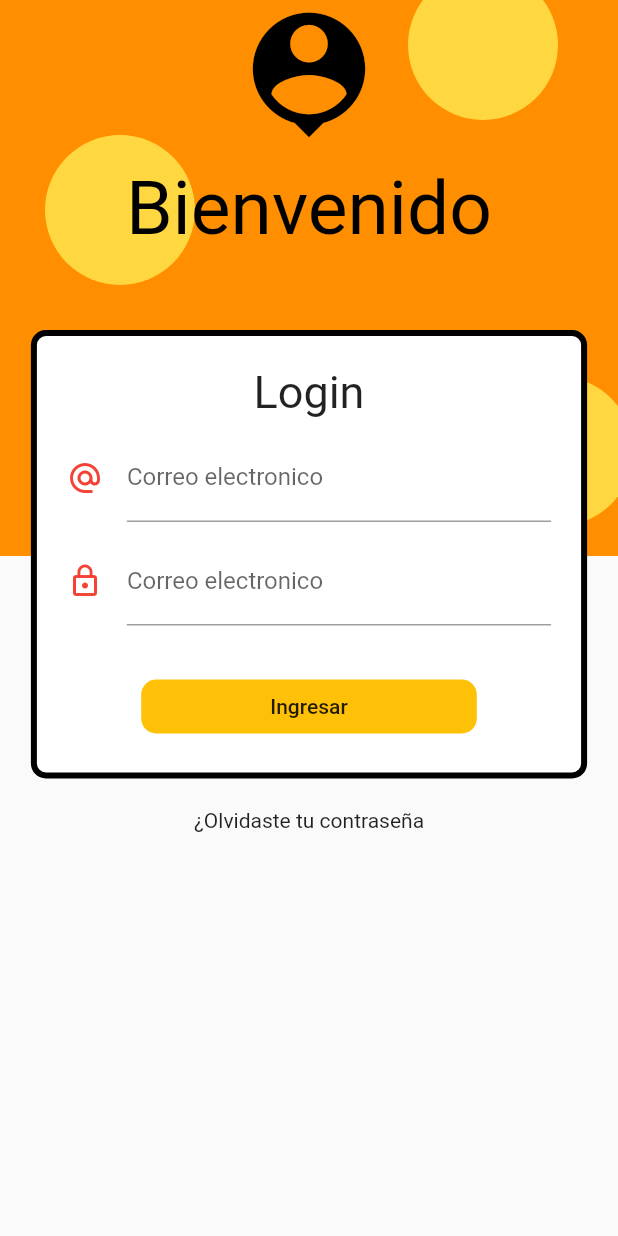
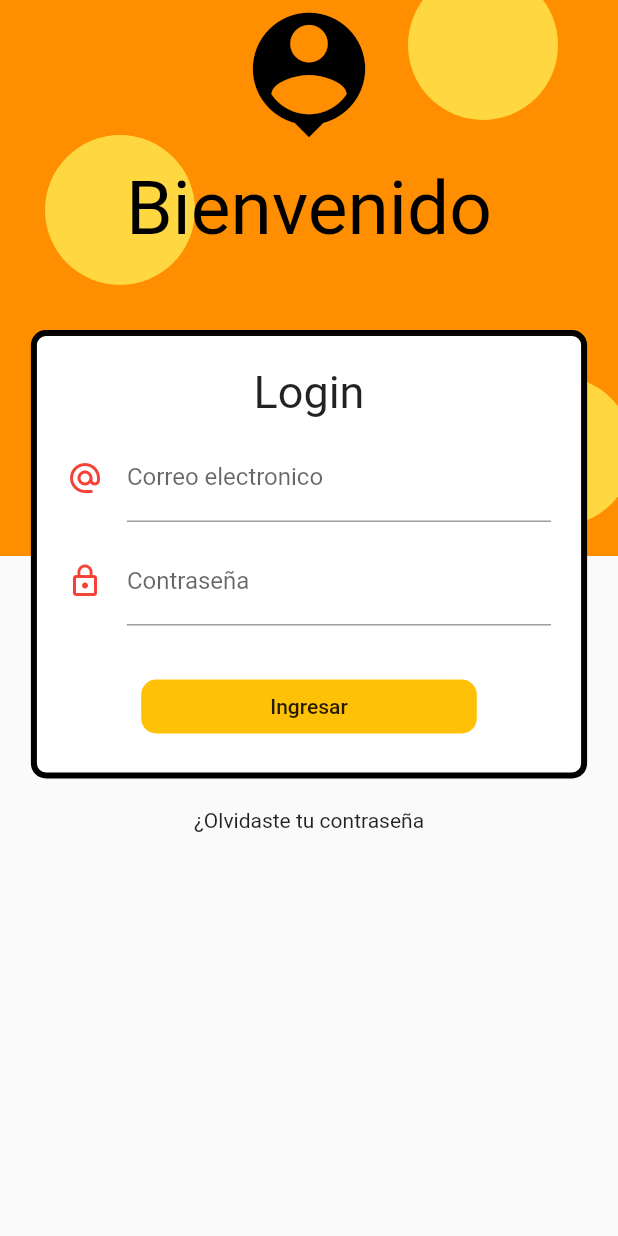
Before and after one commit to PACOdergod/flutter_crud_productos, a Flutter app: the screen it shows after launch, on a phone screen of 412 x 824 dp. Run offline on Flutter 3.47's test engine with Material 2 defaults, Android fonts, the phone set to English and light mode, and no system bars.

Commit message:
Los campos de login ya leen y modifican sus streams

```diff
--- a/lib/main.dart
+++ b/lib/main.dart
@@ -14,7 +14,6 @@ class MyApp extends StatelessWidget {
       routes: {
         'login': (BuildContext context) => LoginPage(),
       },
-      ),
-    );
+    ));
   }
 }
--- a/lib/src/bloc/provider.dart
+++ b/lib/src/bloc/provider.dart
@@ -1,5 +1,6 @@
 import 'package:flutter/material.dart';
 import 'package:flutter_productos/src/bloc/login_bloc.dart';
+export 'package:flutter_productos/src/bloc/login_bloc.dart';
 
 class Provider extends InheritedWidget {
   final loginBloc = LoginBloc();
--- a/lib/src/pages/login_page.dart
+++ b/lib/src/pages/login_page.dart
@@ -1,4 +1,5 @@
 import 'package:flutter/material.dart';
+import 'package:flutter_productos/src/bloc/provider.dart';
 
 class LoginPage extends StatelessWidget {
   @override
@@ -76,6 +77,8 @@ class LoginPage extends StatelessWidget {
 
   Widget _crearLogin(BuildContext context) {
     final size = MediaQuery.of(context).size;
+    final bloc = Provider.of(context);
+
     return SingleChildScrollView(
       child: Column(
         children: [
@@ -98,9 +101,9 @@ class LoginPage extends StatelessWidget {
                     style: TextStyle(fontSize: 30.0),
                   ),
                   SizedBox(height: 10.0),
-                  _crearEmail(),
+                  _crearEmail(bloc),
                   SizedBox(height: 10.0),
-                  _crearPassword(),
+                  _crearPassword(bloc),
                   SizedBox(height: 30.0),
                   _crearBoton(),
                 ],
@@ -112,7 +115,10 @@ class LoginPage extends StatelessWidget {
     );
   }
 
-  Widget _crearEmail() {
+  Widget _crearEmail(LoginBloc bloc) {
+    return StreamBuilder(
+        stream: bloc.emailStream,
+        builder: (BuildContext context, AsyncSnapshot snapshot) {
           return Container(
             child: TextField(
               keyboardType: TextInputType.emailAddress,
@@ -120,20 +126,26 @@ class LoginPage extends StatelessWidget {
                   hintText: 'ejemplo@correo.com',
                   labelText: 'Correo electronico',
                   icon: Icon(Icons.alternate_email, color: Colors.red)),
+              onChanged: (value) => bloc.changeEmail(value),
             ),
           );
+        });
   }
 
-  Widget _crearPassword() {
+  Widget _crearPassword(LoginBloc bloc) {
+    return StreamBuilder(
+        stream: bloc.passwordStream,
+        builder: (BuildContext context, AsyncSnapshot snapshot) {
           return Container(
             child: TextField(
               obscureText: true,
               decoration: InputDecoration(
                   hintText: 'ejemplo@correo.com',
-            labelText: 'Correo electronico',
+                  labelText: 'Contraseña',
                   icon: Icon(Icons.lock_outline, color: Colors.red)),
             ),
           );
+        });
   }
 
   Widget _crearBoton() {
```
Lines whose indentation alone changed are shown as unchanged.
